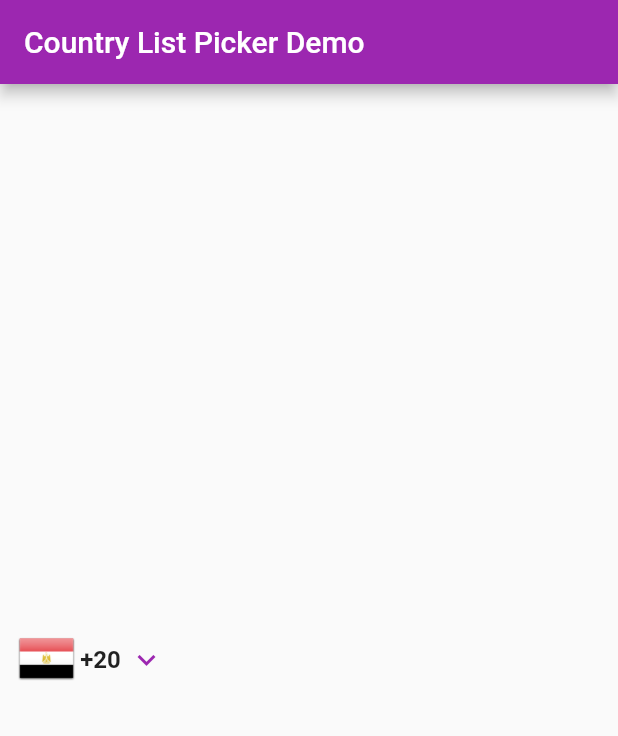
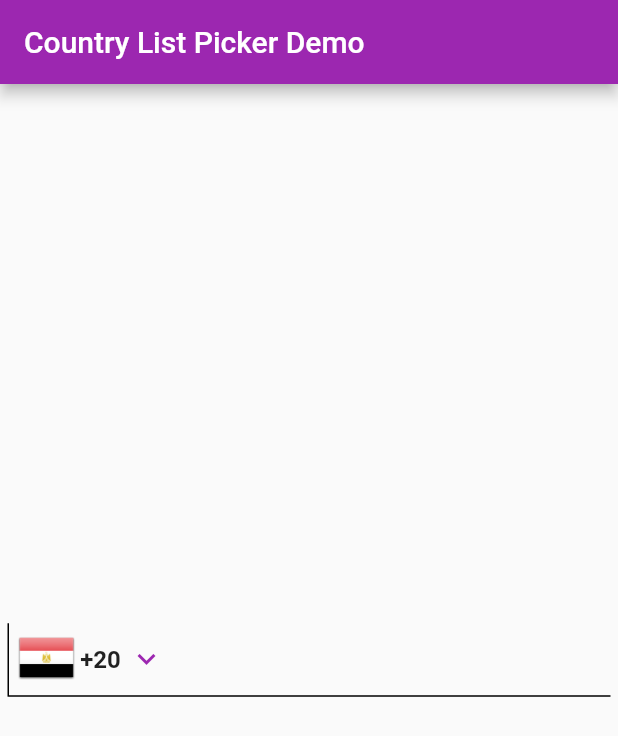
Before and after one commit to AmremadDev/country-list-picker, a Flutter app: the screen it shows after launch, on a phone screen of 412 x 824 dp. Shown: the top 736 px of the screen. Run offline on Flutter 3.47's test engine with Material 2 defaults, Android fonts, the phone set to English and light mode, and no system bars.

Commit message:
borders first commit not completer

```diff
--- a/example/lib/main.dart
+++ b/example/lib/main.dart
@@ -44,7 +44,9 @@ class _HomePageState extends State<HomePage> {
         mainAxisAlignment: MainAxisAlignment.center,
         children: [
           CountryListPicker(
-            border: Border.all(style: BorderStyle.none),
+            border: const Border(
+              left: BorderSide(),
+              bottom: BorderSide(width: 1)),
             isShowTitle: false,
             onChanged: (value) {
               ScaffoldMessenger.of(context).showSnackBar(SnackBar(
--- a/lib/country_list_picker.dart
+++ b/lib/country_list_picker.dart
@@ -40,8 +40,7 @@ class CountryListPicker extends StatelessWidget {
     this.useSafeArea = false,
     this.dialogTheme = const CountryListDialogTheme(),
   })  : assert(dialogTheme.tileHeight >= 50.0, "tileheight must be greater than 50.0"),
-        assert(isShowFlag == true || isShowCode == true,
-            "Both isShowFlag and isShowCode can't be false");
+        assert(isShowFlag == true || isShowCode == true, "Both isShowFlag and isShowCode can't be false");
 
   ///Use with the [Countries] Enumration Type to show specific contry. countries are identified by their name as listed below, e.g. [Countries.Egypt].
   final Countries initialCountry;
@@ -74,16 +73,9 @@ class CountryListPicker extends StatelessWidget {
   final EdgeInsets padding;
 
   /// A border to draw above the background [color], [gradient], or [image].
-  ///
-  /// Follows the [shape] and [borderRadius].
-  ///
   /// Use [Border] objects to describe borders that do not depend on the reading
   /// direction.
-  ///
-  /// Use [BoxBorder] objects to describe borders that should flip their left
-  /// and right edges based on whether the text is being read left-to-right or
-  /// right-to-left.
-  final BoxBorder? border;
+  final Border? border;
 
   ///Country dial Code Text Style.
   final TextStyle dialCodeTextStyle;
@@ -131,13 +123,42 @@ class CountryListPicker extends StatelessWidget {
                   top: padding.top,
                   right: padding.right + 5.0,
                   bottom: padding.bottom,
-                    left: padding.left + 5.0),
+                  left: padding.left + 5.0,
+                ),
                 decoration: BoxDecoration(
-                    border: border ?? Border.all(width: 1, color: Theme.of(context).primaryColor)),
-                child: Row(
-                    mainAxisSize: MainAxisSize.min,
-                    crossAxisAlignment: CrossAxisAlignment.center,
-                    children: [
+                  border: Border(
+                    top: BorderSide(
+                      color: border != null ? border!.top.color : Theme.of(context).primaryColor,
+                      strokeAlign: border != null ? border!.top.strokeAlign : StrokeAlign.inside,
+                      style: border != null ? border!.top.style : BorderStyle.solid,
+                      width: border != null ? border!.top.width : 1,
+                    ),
+                    right: BorderSide(
+                      color: border != null ? border!.right.color : Theme.of(context).primaryColor,
+                      strokeAlign: border != null ? border!.right.strokeAlign : StrokeAlign.inside,
+                      style: border != null ? border!.right.style : BorderStyle.solid,
+                      width: border != null ? border!.right.width : 1,
+                    ),
+                    bottom: BorderSide(
+                      color: border != null ? border!.bottom.color : Theme.of(context).primaryColor,
+                      strokeAlign: border != null ? border!.bottom.strokeAlign : StrokeAlign.inside,
+                      style: border != null ? border!.bottom.style : BorderStyle.solid,
+                      width: border != null ? border!.bottom.width : 1,
+                    ),
+                    left: BorderSide(
+                      color: border != null ? border!.left.color : Theme.of(context).primaryColor,
+                      strokeAlign: border != null ? border!.left.strokeAlign : StrokeAlign.inside,
+                      style: border != null ? border!.left.style : BorderStyle.solid,
+                      width: border != null ? border!.left.width : 4,
+                    ),
+                    // left: Border.all().copyWith(
+                    //   color: border!.left.color?? Theme.of(context).primaryColor
+                    // )
+                  ),
+                ),
+
+                //  Border.all(width: 1, color: Theme.of(context).primaryColor)),
+                child: Row(mainAxisSize: MainAxisSize.min, crossAxisAlignment: CrossAxisAlignment.center, children: [
                   InkWell(
                     onTap: (onChanged == null)
                         ? null
@@ -149,11 +170,9 @@ class CountryListPicker extends StatelessWidget {
                   if (isShowTextField == true)
                     Flexible(
                       child: TextField(
-                            style: textFieldTextStyle.copyWith(
-                                fontSize: textFieldTextStyle.fontSize ?? 16),
+                        style: textFieldTextStyle.copyWith(fontSize: textFieldTextStyle.fontSize ?? 16),
                         maxLength: 15,
-                            decoration:
-                                const InputDecoration(border: InputBorder.none, counterText: ""),
+                        decoration: const InputDecoration(border: InputBorder.none, counterText: ""),
                       ),
                     )
                 ]),
@@ -164,8 +183,7 @@ class CountryListPicker extends StatelessWidget {
                     builder: (context, value, child) => Text(
                           value.englishName.common,
                           style: titleTextStyle.copyWith(
-                              fontSize: titleTextStyle.fontSize ?? 15,
-                              color: titleTextStyle.color ?? Colors.grey),
+                              fontSize: titleTextStyle.fontSize ?? 15, color: titleTextStyle.color ?? Colors.grey),
                         )),
             ],
           ),
@@ -202,10 +220,8 @@ class CountryListPicker extends StatelessWidget {
   Selector<CountryListPickerController, Country> _buildMainPart() {
     return Selector<CountryListPickerController, Country>(
         selector: (context, model) => model.selectedItem,
-        builder: (context, value, child) => Row(
-                mainAxisSize: MainAxisSize.min,
-                crossAxisAlignment: CrossAxisAlignment.center,
-                children: [
+        builder: (context, value, child) =>
+            Row(mainAxisSize: MainAxisSize.min, crossAxisAlignment: CrossAxisAlignment.center, children: [
               //flage
               if (isShowFlag == true)
                 Flexible(
@@ -228,3 +244,32 @@ class CountryListPicker extends StatelessWidget {
             ]));
   }
 }
+
+class CountryListPickerBorder {
+  final BorderSide? top;
+  final BorderSide? right;
+  final BorderSide? bottom;
+  final BorderSide? left;
+
+  const CountryListPickerBorder({
+    this.top = BorderSide.none,
+    this.right = BorderSide.none,
+    this.bottom = BorderSide.none,
+    this.left = BorderSide.none,
+  });
+}
+
+class CountryListPickerBorderSide {
+  final Color? color;
+  final double? width;
+  final BorderStyle? style;
+  final StrokeAlign? strokeAlign;
+  const CountryListPickerBorderSide({
+    this.color = const Color(0xFF000000),
+    this.width = 1.0,
+    this.style = BorderStyle.solid,
+    this.strokeAlign = StrokeAlign.inside,
+  })  : assert(color != null),
+        assert(width != null && width >= 0.0),
+        assert(style != null);
+}
```
Also changed, not shown: lib/selection_list.dart (+6 -6 lines). Lines whose indentation alone changed are shown as unchanged.
